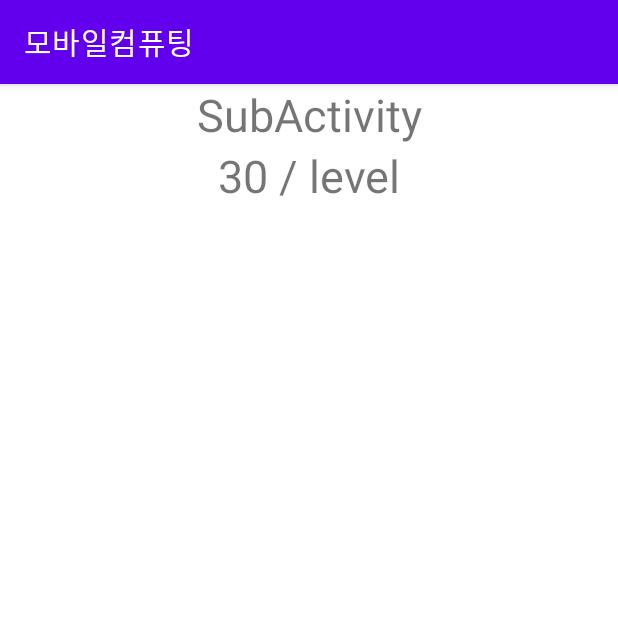
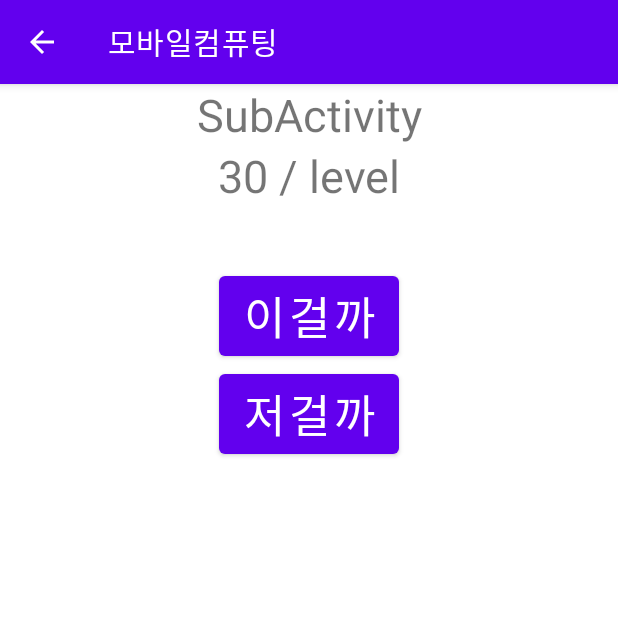
Before and after one commit to Kimsj912/MobileComputing, an Android app: the screen it shows after launch (SubActivity), after a tap on "SUBMIT", on a phone screen of 412 x 824 dp, the top half of it. Run offline under Robolectric (Android 15) with nearby library versions, the phone set to English and light mode, and no system bars; our stand-ins replace navigation-ui.

Commit message:
Week10-1: ActivityResultLauncher

```diff
--- a/app/src/main/AndroidManifest.xml
+++ b/app/src/main/AndroidManifest.xml
@@ -11,6 +11,7 @@
         android:theme="@style/Theme.MobileComputing">
         <activity
             android:name=".SubActivity"
+            android:parentActivityName=".MainActivity"
             android:exported="true">
         </activity>
         <activity
--- a/app/src/main/java/com/example/mobilecomputing/MainActivity.kt
+++ b/app/src/main/java/com/example/mobilecomputing/MainActivity.kt
@@ -4,7 +4,11 @@ import android.content.Context
 import android.content.Intent
 import android.graphics.*
 import android.os.Bundle
+import android.util.Log
 import android.view.View
+import androidx.activity.result.ActivityResult
+import androidx.activity.result.contract.ActivityResultContract
+import androidx.activity.result.contract.ActivityResultContracts
 import androidx.appcompat.app.AppCompatActivity
 import androidx.navigation.ui.AppBarConfiguration
 import com.example.mobilecomputing.databinding.ActivityMainAlterBinding
@@ -15,13 +19,26 @@ class MainActivity : AppCompatActivity() {
         super.onCreate(savedInstanceState)
         var binding = ActivityMainBinding.inflate(layoutInflater)
         setContentView(binding.root)
+
+        val reqLauncher = registerForActivityResult(ActivityResultContracts.StartActivityForResult()){
+            result:ActivityResult ->
+                if(result.resultCode == RESULT_OK){
+                    Log.d("TAG", "return")
+                    val intent = result.data
+                    val clickedBtn :String? = intent?.getStringExtra("res")
+                    "btn : $clickedBtn".also{ binding.txtMainView1.text = it}
+                }
+        }
+
+
+
         binding.btnSub.setOnClickListener {
             val intent: Intent = Intent(this, SubActivity::class.java).apply{
                 putExtra("next", "level")
             }
             intent.putExtra("num",30)
             intent.putExtra("edit",binding.editText.text.toString())
-            startActivity(intent)
+            reqLauncher.launch(intent)
         }
     }
 }
--- a/app/src/main/java/com/example/mobilecomputing/SubActivity.kt
+++ b/app/src/main/java/com/example/mobilecomputing/SubActivity.kt
@@ -13,5 +13,19 @@ class SubActivity : AppCompatActivity() {
             binding.txtView1.text = it
         }
         binding.txtView2.text = intent.getStringExtra("edit")
+
+        binding.btn1.setOnClickListener{
+            intent.putExtra("res","이것")
+        }
+        binding.btn2.setOnClickListener{
+            intent.putExtra("res","저것")
+        }
+
+    }
+
+    override fun onSupportNavigateUp(): Boolean {
+        setResult(RESULT_OK, intent)
+        finish()
+        return true
     }
 }
--- a/app/src/main/res/layout/sub_activity.xml
+++ b/app/src/main/res/layout/sub_activity.xml
@@ -21,7 +21,21 @@
         android:id="@+id/txtView2"
         android:layout_width="match_parent"
         android:layout_height="wrap_content"
-        android:gravity="center"
+        android:layout_gravity="center"
         android:textSize="30sp"/>
+    <Button
+        android:id="@+id/btn1"
+        android:layout_width="wrap_content"
+        android:layout_height="wrap_content"
+        android:layout_gravity="center"
+        android:text="이걸까"
+        android:textSize="30sp" />
+    <Button
+        android:id="@+id/btn2"
+        android:layout_width="wrap_content"
+        android:layout_height="wrap_content"
+        android:layout_gravity="center"
+        android:text="저걸까"
+        android:textSize="30sp" />
 
 </LinearLayout>
```
Also changed, not shown: app/src/main/res/layout/activity_main.xml (+7 -0 lines).
